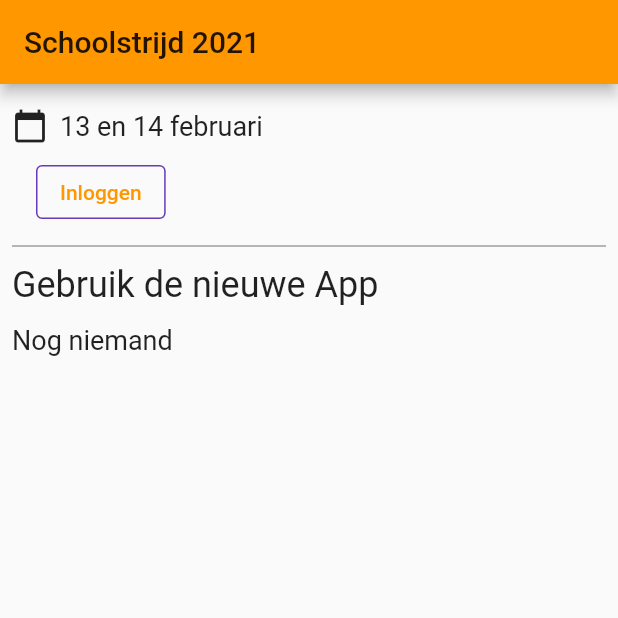
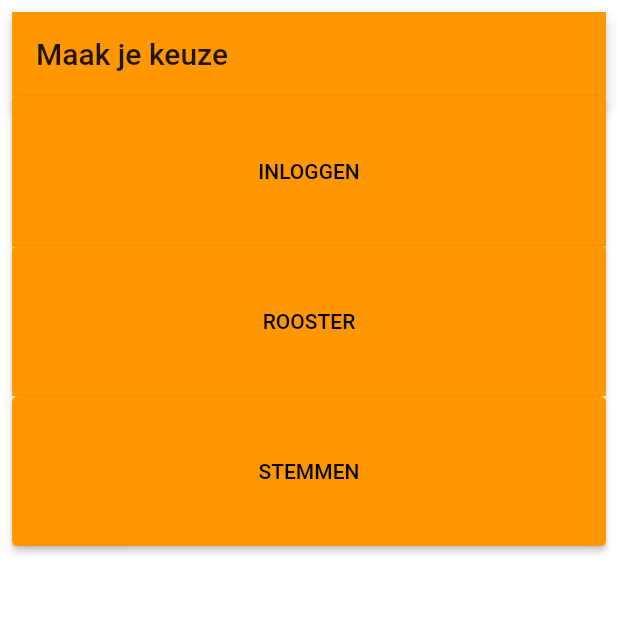
Before and after one commit to antonschins/schoolstrijd2, a Flutter app: the screen it shows after launch, on a phone screen of 412 x 824 dp, the top half of it. Run offline on Flutter 3.47's test engine with Material 2 defaults, Android fonts, the phone set to English and light mode, and no system bars; our stand-ins replace cloud_firestore, firebase_auth, firebase_core, google_fonts; accounts and stored records are empty.

Commit message:
bagger, maar het doet iets

```diff
--- a/lib/main.dart
+++ b/lib/main.dart
@@ -28,7 +28,115 @@ class App extends StatelessWidget {
         ),
         visualDensity: VisualDensity.adaptivePlatformDensity,
       ),
-      home: HomePage(),
+//      home: HomePage(),
+      // Start the app with the "/" named route. In this case, the app starts
+      // on the FirstScreen widget.
+      initialRoute: '/',
+      routes: {
+        // When navigating to the "/" route, build the FirstScreen widget.
+        '/': (context) => Home1Page(),
+        // When navigating to the "/second" route, build the SecondScreen widget.
+        '/second': (context) => SecondScreen(),
+        '/third': (context) => Third(),
+        '/fourth': (context) => HomePage(),
+      },
     );
   }
 }
+
+class Home1Page extends StatelessWidget {
+  @override
+  Widget build(BuildContext context) {
+//    return Scaffold(
+//      appBar: AppBar(
+//        title: Text('Homepage Screen'),
+//      ),
+//      body: Center(
+//        child: ElevatedButton(
+//          onPressed: () {
+//            Navigator.pushNamed(context, '/second');
+//          },
+//          child: Text('Go to Second'),
+//        ),
+    return ListView(
+      padding: const EdgeInsets.all(8),
+      children: <Widget>[
+        AppBar(
+          title: Text('Maak je keuze')
+        ),
+        Container(
+          height: 100,
+          color: Colors.amber[600],
+          child: ElevatedButton(
+            onPressed: () {
+              Navigator.pushNamed(context, '/fourth');
+            },
+            child: Text('INLOGGEN'),
+          ),
+        ),
+        Container(
+          height: 100,
+          color: Colors.amber[500],
+          child: ElevatedButton(
+            onPressed: () {
+              Navigator.pushNamed(context, '/second');
+            },
+            child: Text('ROOSTER'),
+          ),
+        ),
+        Container(
+          height: 100,
+          color: Colors.amber[100],
+          child: ElevatedButton(
+            onPressed: () {
+              Navigator.pushNamed(context, '/third');
+            },
+            child: Text('STEMMEN'),
+          ),
+        ),
+      ],
+    );
+
+//        ),
+//      ),
+//    );
+  }
+}
+
+class SecondScreen extends StatelessWidget {
+  @override
+  Widget build(BuildContext context) {
+    return Scaffold(
+      appBar: AppBar(
+        title: Text('Second Screen'),
+      ),
+      body: Center(
+        child: ElevatedButton(
+          onPressed: () {
+            Navigator.pushNamed(context, '/third');
+          },
+          child: Text('Go to third'),
+        ),
+      ),
+    );
+  }
+}
+
+class Third extends StatelessWidget {
+  @override
+  Widget build(BuildContext context) {
+    return Scaffold(
+      appBar: AppBar(
+        title: Text('Third Screen'),
+      ),
+      body: Center(
+        child: ElevatedButton(
+          onPressed: () {
+            Navigator.pushNamed(context, '/');
+          },
+          child: Text('Go to HomePage'),
+        ),
+      ),
+    );
+  }
+}
```
